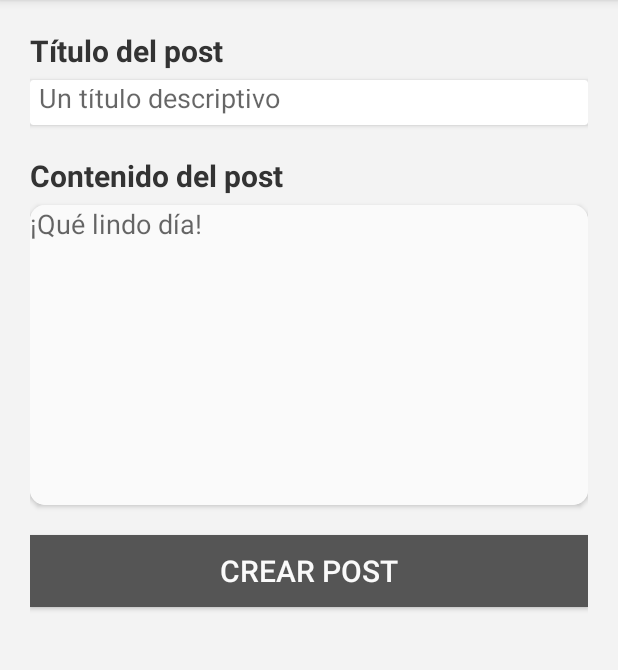
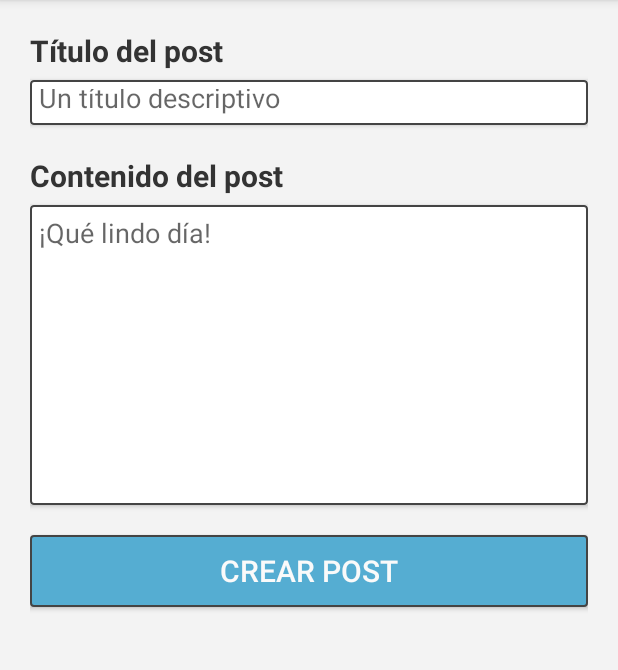
Before and after one commit to SAINTTTT/kotlin-ridit, an Android app built with Jetpack Compose: the CreatePostActivity screen opened directly, with no data from a screen before it, on a phone screen of 412 x 824 dp, the part 84-754 px from its top. Run offline under Robolectric (Android 15) with nearby library versions, the phone set to English and light mode, and no system bars; our stand-ins replace Firebase (no records; nobody signed in at launch, a user with empty details on screens opened directly).

Commit message:
Se actualiza los estilos de crear post

```diff
--- a/app/src/main/res/layout/activity_create_post.xml
+++ b/app/src/main/res/layout/activity_create_post.xml
@@ -27,7 +27,7 @@
             android:layout_width="match_parent"
             android:layout_height="30dp"
             android:height="60dp"
-            android:background="@null"
+            android:background="@drawable/input_text_border"
             android:hint="@string/hint_create_post_title"
             android:inputType="text"
             android:padding="6sp" />
@@ -47,16 +47,16 @@
         android:layout_height="wrap_content"
         android:layout_marginBottom="20dp"
         android:background="@color/teal_200"
-        android:padding="10dp"
-        app:cardCornerRadius="10dp">
+        android:padding="10dp">
 
         <EditText
             android:id="@+id/etPostContent"
             android:layout_width="match_parent"
             android:layout_height="wrap_content"
-            android:background="#fafafa"
+            android:background="@drawable/input_text_border"
             android:foregroundTint="#FFFFFF"
             android:gravity="top"
+            android:padding="6dp"
             android:hint="@string/hint_create_post_content"
             android:inputType="textMultiLine"
             android:minHeight="200dp" />
@@ -68,7 +68,7 @@
         android:id="@+id/btPostCreate"
         android:layout_width="match_parent"
         android:layout_height="wrap_content"
-        android:background="#555"
+        android:background="@drawable/action_btn"
         android:text="@string/create_post_btn_text"
         android:textColor="#fafafa"
         android:textSize="20sp" />
```
